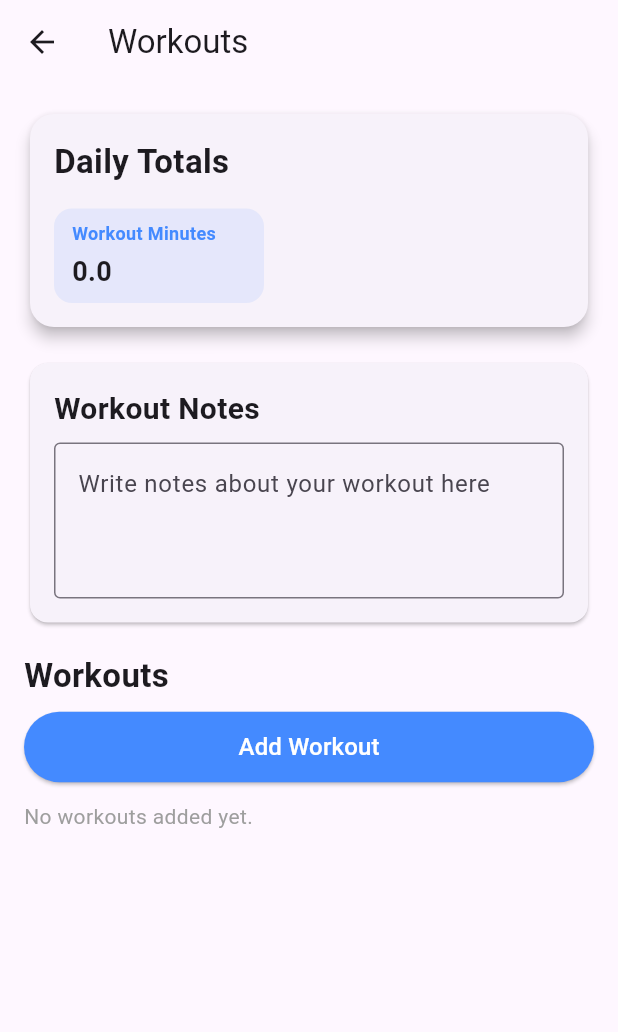
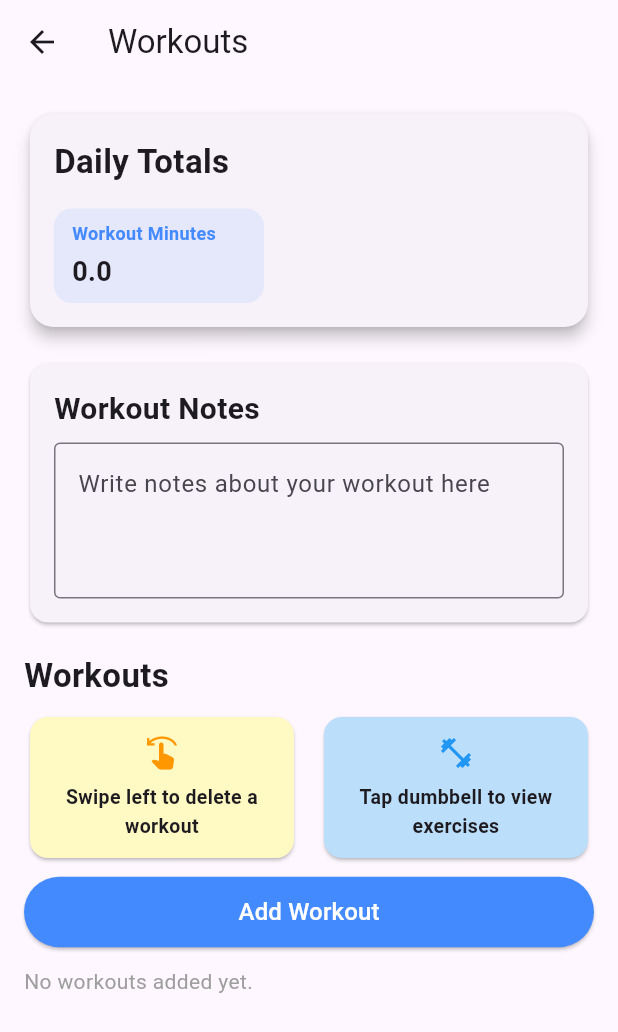
Before and after one commit to rahul-iyers/thrive, a Flutter app: the WorkoutsScreen screen opened directly with empty values, on a phone screen of 412 x 824 dp. Shown: the top 1032 px of the screen. Run offline on Flutter 3.47's test engine with Material 3 defaults, Android fonts, the phone set to English and light mode, and no system bars; our stand-ins replace hive, hive_flutter; accounts and stored records are empty; generated files the repository leaves out were written again.

Commit message:
workouts page mostly completed

```diff
--- a/thrive/lib/screens/workouts_screen.dart
+++ b/thrive/lib/screens/workouts_screen.dart
@@ -99,26 +99,6 @@ class _WorkoutsScreenState extends State<WorkoutsScreen> {
 
 
   Future<void> deleteWorkout(int index) async {
-    final confirmDelete = await showDialog<bool>(
-      context: context,
-      builder: (context) => AlertDialog(
-        title: Text('Delete Workout?'),
-        content: Text('Are you sure you want to delete this workout?'),
-        actions: [
-          TextButton(
-            onPressed: () => Navigator.pop(context, false),
-            child: Text('Cancel'),
-          ),
-          ElevatedButton(
-            // style: ElevatedButton.styleFrom(backgroundColor: Colors.redAccent),
-            onPressed: () => Navigator.pop(context, true),
-            child: Text('Delete'),
-          ),
-        ],
-      ),
-    );
-
-    if (confirmDelete == true) {
     setState(() {
       final updatedWorkout = List<Workout>.from(habit.workouts);
       if (index >= 0 && index < updatedWorkout.length) {
@@ -134,7 +114,7 @@ class _WorkoutsScreenState extends State<WorkoutsScreen> {
       ),
     );
   }
-  }
+
 
 
   Future<void> _editWorkout(BuildContext context, int index, Workout workout) async {
@@ -359,12 +339,78 @@ class _WorkoutsScreenState extends State<WorkoutsScreen> {
     );
   }
 
+  Future<bool?> _confirmDeleteDialog(String workoutName) {
+    return showDialog<bool>(
+      context: context,
+      builder: (context) => AlertDialog(
+        title: Text('Delete Workout?'),
+        content: Text('Are you sure you want to delete \"$workoutName\"?'),
+        actions: [
+          TextButton(
+            onPressed: () => Navigator.pop(context, false),
+            child: Text('Cancel'),
+          ),
+          ElevatedButton(
+            onPressed: () => Navigator.pop(context, true),
+            child: Text('Delete'),
+          ),
+        ],
+      ),
+    );
+  }
+
 
   Widget _buildWorkoutsList() {
     return Column(
       crossAxisAlignment: CrossAxisAlignment.start,
       children: [
         Text('Workouts', style: TextStyle(fontSize: 22, fontWeight: FontWeight.bold)),
+        SizedBox(height: 8),
+        Row(
+          children: [
+            Expanded(
+              child: Card(
+                color: Colors.yellow[100],
+                shape: RoundedRectangleBorder(borderRadius: BorderRadius.circular(12)),
+                child: Padding(
+                  padding: const EdgeInsets.all(12),
+                  child: Column(
+                    children: [
+                      Icon(Icons.swipe_left, color: Colors.orange),
+                      SizedBox(height: 8),
+                      Text(
+                        'Swipe left to delete a workout',
+                        textAlign: TextAlign.center,
+                        style: TextStyle(fontSize: 13, fontWeight: FontWeight.w600),
+                      ),
+                    ],
+                  ),
+                ),
+              ),
+            ),
+            SizedBox(width: 12), // space between the two cards
+            Expanded(
+              child: Card(
+                color: Colors.blue[100],
+                shape: RoundedRectangleBorder(borderRadius: BorderRadius.circular(12)),
+                child: Padding(
+                  padding: const EdgeInsets.all(12),
+                  child: Column(
+                    children: [
+                      Icon(Icons.fitness_center, color: Colors.blue),
+                      SizedBox(height: 8),
+                      Text(
+                        'Tap dumbbell to view exercises',
+                        textAlign: TextAlign.center,
+                        style: TextStyle(fontSize: 13, fontWeight: FontWeight.w600),
+                      ),
+                    ],
+                  ),
+                ),
+              ),
+            ),
+          ],
+        ),
         SizedBox(height: 8),
         SizedBox(
           width: double.infinity,
@@ -380,6 +426,8 @@ class _WorkoutsScreenState extends State<WorkoutsScreen> {
           ),
         ),
         SizedBox(height: 12),
+
+
         habit.workouts.isEmpty
             ? Text('No workouts added yet.', style: TextStyle(color: Colors.grey))
             : ListView.builder(
@@ -388,8 +436,19 @@ class _WorkoutsScreenState extends State<WorkoutsScreen> {
           itemCount: habit.workouts.length,
           itemBuilder: (context, index) {
             final workout = habit.workouts[index];
-            return Card(
-              color: Colors.blue[50], // Light blue background
+            return Dismissible(
+              key: ValueKey(workout.name + index.toString()),
+              direction: DismissDirection.endToStart,
+              background: Container(
+                color: Colors.redAccent,
+                alignment: Alignment.centerRight,
+                padding: EdgeInsets.symmetric(horizontal: 20),
+                child: Icon(Icons.delete, color: Colors.white),
+              ),
+              confirmDismiss: (_) => _confirmDeleteDialog(workout.name),
+              onDismissed: (_) => deleteWorkout(index),
+              child: Card(
+                color: Colors.blue[50],
                 shape: RoundedRectangleBorder(borderRadius: BorderRadius.circular(12)),
                 elevation: 2,
                 margin: EdgeInsets.symmetric(vertical: 6),
@@ -408,7 +467,7 @@ class _WorkoutsScreenState extends State<WorkoutsScreen> {
                       Container(
                         padding: EdgeInsets.symmetric(horizontal: 8, vertical: 4),
                         decoration: BoxDecoration(
-                        color: Colors.blue[100], // Light blue background
+                          color: Colors.blue[100],
                           borderRadius: BorderRadius.circular(12),
                         ),
                         child: Text(
@@ -418,31 +477,20 @@ class _WorkoutsScreenState extends State<WorkoutsScreen> {
                       ),
                     ],
                   ),
-
-
                   subtitle: Column(
                     crossAxisAlignment: CrossAxisAlignment.start,
                     children: [
-                    SizedBox(height: 6), // Small space between title and chip
+                      SizedBox(height: 6),
                       _buildTypeChip(workout.type),
                     ],
                   ),
-                trailing: Row(
-                  mainAxisSize: MainAxisSize.min,
-                  children: [
-                    IconButton(
-                      icon: Icon(Icons.fitness_center, color: Colors.blue),
+                  trailing: IconButton(
+                    icon: Icon(Icons.fitness_center, color: Colors.blue, size: 30),
                     onPressed: () => _openExercisesPage(workout),
-                    ),
-                    IconButton(
-                      icon: Icon(Icons.delete, color: Colors.red),
-                      onPressed: () => deleteWorkout(index),
-                    ),
-                  ],
                   ),
                   onTap: () => _editWorkout(context, index, workout),
                 ),
-
+              ),
             );
 
           },
```
Lines whose indentation alone changed are shown as unchanged.
